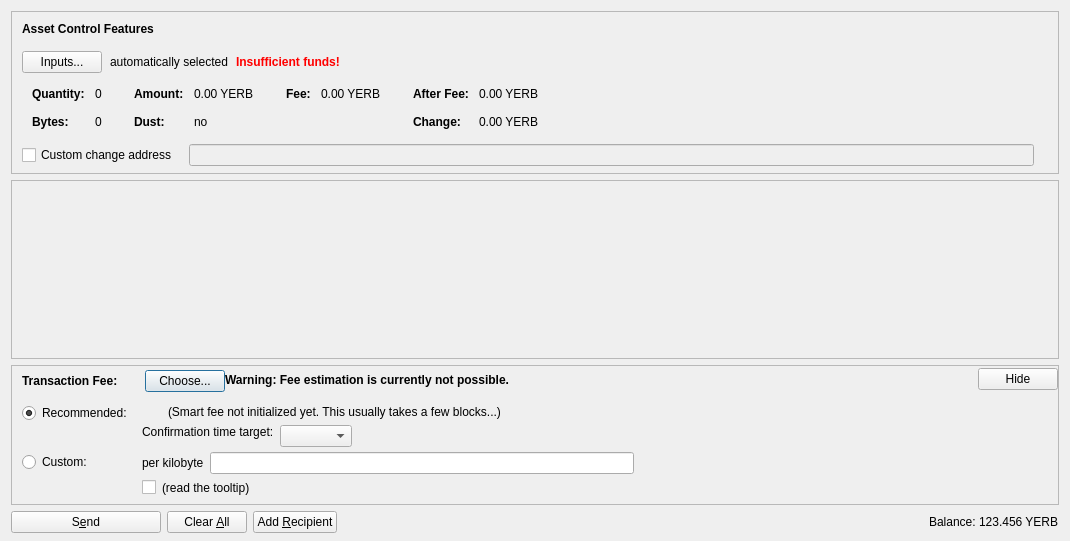
The window that src/qt/forms/assetsdialog.ui (The-Yerbas-Endeavor/yerbas) describes before a commit, drawn with Qt 5.
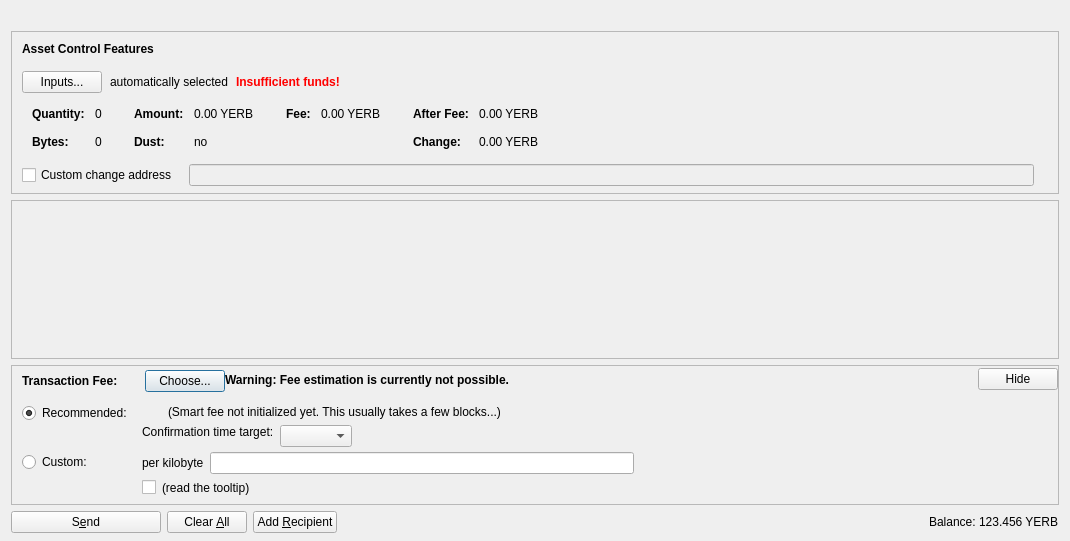
The same window after the commit. Icons and pictures are not drawn. Custom widgets are drawn as their Qt base class.

Commit message: Prepare 4.0.1.2: gate v4 asset operations and harden reward recovery

```diff
--- a/src/qt/forms/assetsdialog.ui
+++ b/src/qt/forms/assetsdialog.ui
@@ -13,10 +13,16 @@
   <property name="windowTitle">
    <string>Send Coins</string>
   </property>
-  <layout class="QVBoxLayout" name="verticalLayout" stretch="0">
+  <layout class="QVBoxLayout" name="verticalLayout">
    <property name="bottomMargin">
     <number>8</number>
    </property>
+   <item>
+    <widget class="QLabel" name="assetAvailabilityLabel">
+     <property name="wordWrap"><bool>true</bool></property>
+     <property name="text"><string/></property>
+    </widget>
+   </item>
    <item>
     <layout class="QVBoxLayout" name="verticalLayout_3">
      <property name="spacing">
```
The commit also changes 31 other files.
